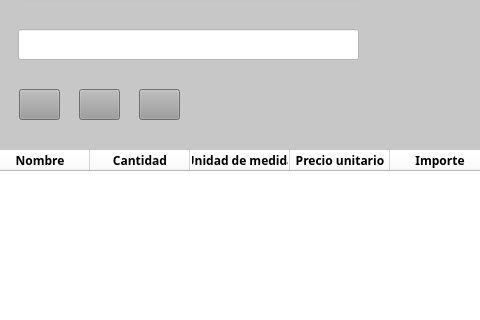
Above: TallerMecanico/ventanas/Venta.ui from VictorHCH/Taller-Mecanico before the change; both pictures show x 131 to 611 and y 161 to 481 of the 804 by 732 pixel window. Below: the same form after it.
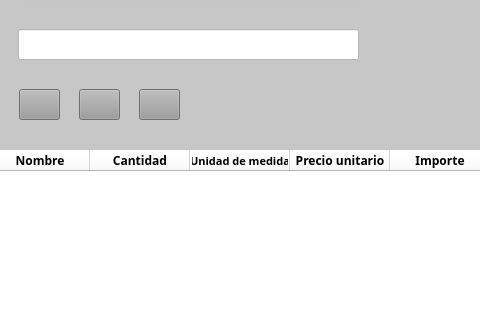
That is the form after the change. Icons and pictures are not drawn.

The edit to the form file:
```diff
--- a/TallerMecanico/ventanas/Venta.ui
+++ b/TallerMecanico/ventanas/Venta.ui
@@ -344,7 +344,7 @@
      <property name="font">
       <font>
        <family>Franklin Gothic Book</family>
-       <pointsize>9</pointsize>
+       <pointsize>8</pointsize>
        <weight>75</weight>
        <bold>true</bold>
       </font>
```
